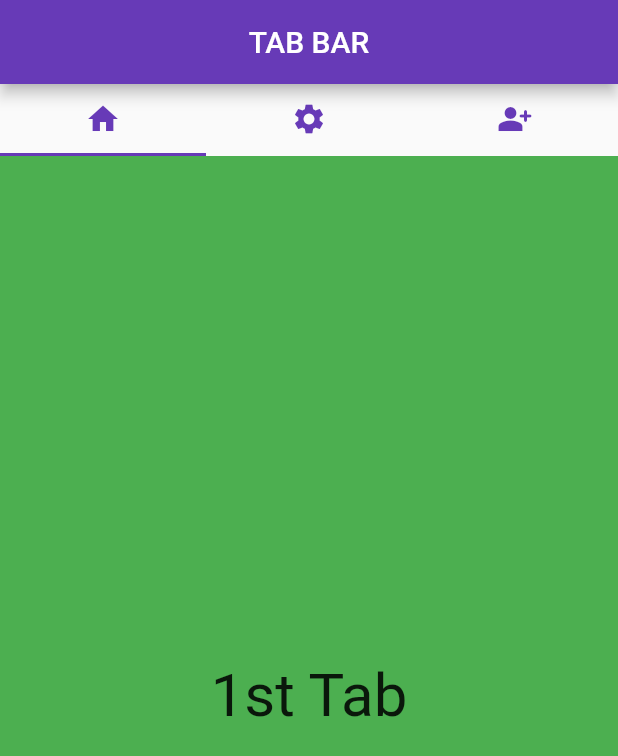
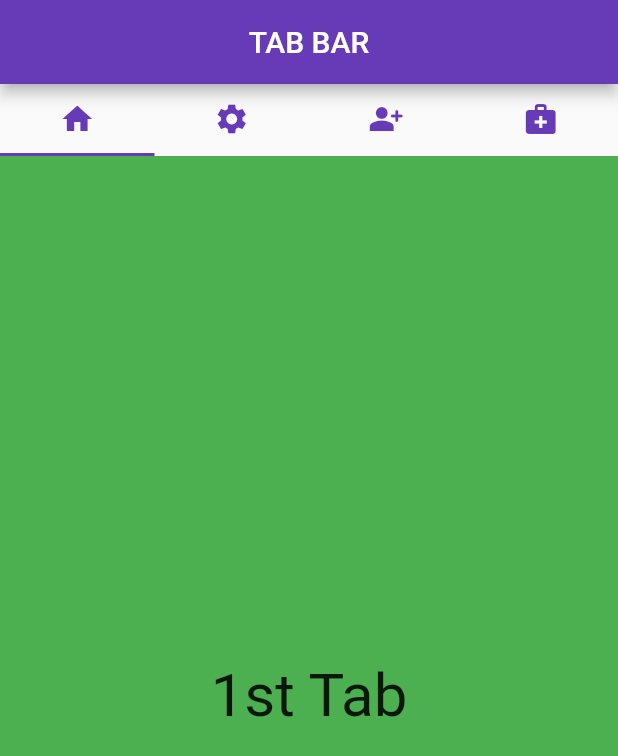
Before and after one commit to kashsan-jp/Flutter_Tabbar, a Flutter app: the screen it shows after launch, on a phone screen of 412 x 824 dp. Shown: the top 756 px of the screen. Run offline on Flutter 3.47's test engine with Material 2 defaults, Android fonts, the phone set to English and light mode, and no system bars.

Commit message:
Third One

```diff
--- a/lib/home_page.dart
+++ b/lib/home_page.dart
@@ -1,6 +1,7 @@
 import 'package:flutter/material.dart';
 
 import 'tabs/first_tab.dart';
+import 'tabs/medical.dart';
 import 'tabs/second_tab.dart';
 import 'tabs/third_tab.dart';
 
@@ -15,7 +16,7 @@ class _HomePageState extends State<HomePage> {
   @override
   Widget build(BuildContext context) {
     return DefaultTabController(
-      length: 3,
+      length: 4,
       child: Scaffold(
         appBar: AppBar(
           title: const Text('TAB BAR'),
@@ -37,6 +38,11 @@ class _HomePageState extends State<HomePage> {
                 ),
                 Tab(icon: Icon(
                   Icons.person_add_alt_rounded,
+                  color: Colors.deepPurple,
+                  ),
+                ),
+                Tab(icon: Icon(
+                  Icons.medical_services,
                   color: Colors.deepPurple,
                   ),
                 ),
@@ -66,6 +72,7 @@ class _HomePageState extends State<HomePage> {
                 FirstTab(),
                 SecondTab(),
                 ThirdTab(),
+                Medical(),
               ],),
             ),
           ],
--- a/lib/tabs/second_tab.dart
+++ b/lib/tabs/medical.dart
@@ -1,7 +1,7 @@
 import 'package:flutter/material.dart';
 
-class SecondTab extends StatelessWidget {
-  const SecondTab({super.key});
+class Medical extends StatelessWidget {
+  const Medical({super.key});
 
   @override
   Widget build(BuildContext context) {
@@ -9,7 +9,7 @@ class SecondTab extends StatelessWidget {
       color: Colors.blue,
       child: const Center(
         child: Text(
-          '2st Tab',
+          'Medical',
           style: TextStyle(fontSize: 40),
         ),
       ),
```
